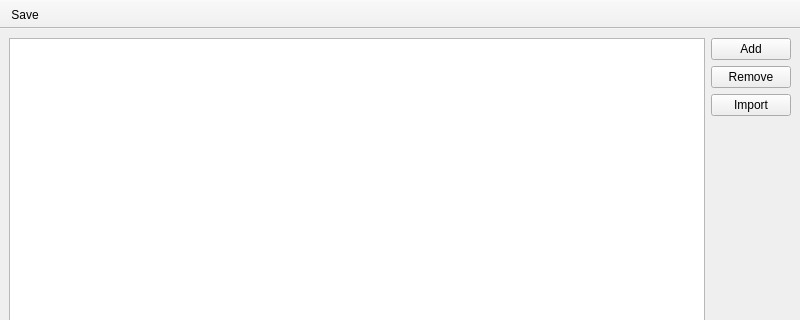
Above: mainwindow.ui from BLumia/pineapple-chapter-tool before the change; both pictures show x 0 to 800 and y 0 to 320 of the 800 by 600 pixel window. Below: the same form after it.
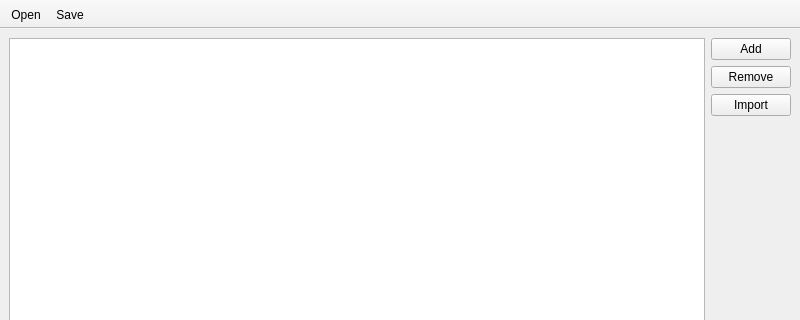
That is the form after the change.

Patch:
```diff
--- a/mainwindow.ui
+++ b/mainwindow.ui
@@ -102,6 +102,7 @@
    <attribute name="toolBarBreak">
     <bool>false</bool>
    </attribute>
+   <addaction name="actionOpen"/>
    <addaction name="actionSave"/>
   </widget>
   <action name="actionSave">
@@ -115,6 +116,17 @@
     <string>Ctrl+S</string>
    </property>
   </action>
+  <action name="actionOpen">
+   <property name="text">
+    <string>Open</string>
+   </property>
+   <property name="toolTip">
+    <string>Load audio file</string>
+   </property>
+   <property name="shortcut">
+    <string>Ctrl+O</string>
+   </property>
+  </action>
  </widget>
  <resources/>
  <connections/>
```
Left out of the diff: 2 changed lines with no effect on the pictures.
